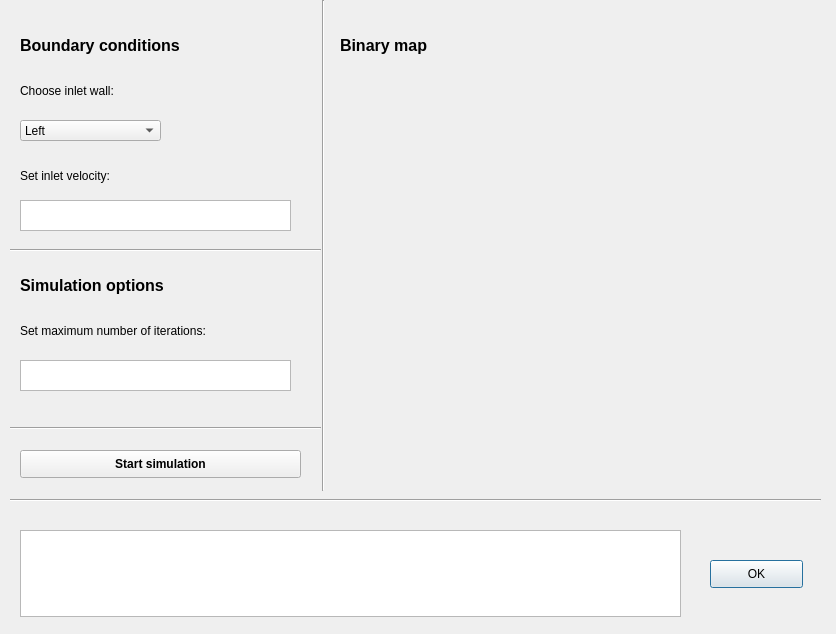
Qt form Simulation/solverwindow.ui (michal234/Flow_Simluation_Window_App) before a commit.
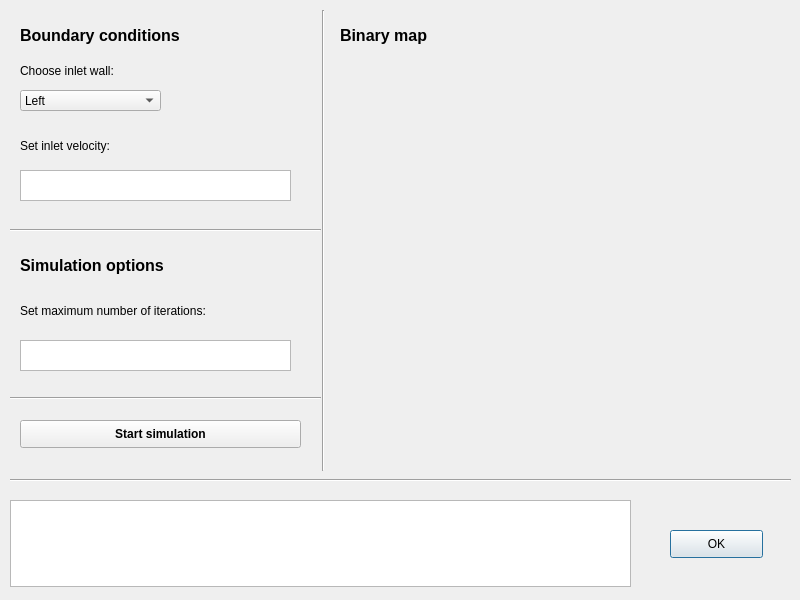
The same form after that commit.

```diff
--- a/Simulation/solverwindow.ui
+++ b/Simulation/solverwindow.ui
@@ -6,8 +6,8 @@
    <rect>
     <x>0</x>
     <y>0</y>
-    <width>836</width>
-    <height>634</height>
+    <width>800</width>
+    <height>600</height>
    </rect>
   </property>
   <property name="windowTitle">
@@ -16,8 +16,8 @@
   <widget class="QPushButton" name="pushButton">
    <property name="geometry">
     <rect>
-     <x>710</x>
-     <y>560</y>
+     <x>670</x>
+     <y>530</y>
      <width>93</width>
      <height>28</height>
     </rect>
@@ -30,9 +30,9 @@
    <property name="geometry">
     <rect>
      <x>360</x>
-     <y>110</y>
-     <width>441</width>
-     <height>291</height>
+     <y>90</y>
+     <width>411</width>
+     <height>341</height>
     </rect>
    </property>
    <property name="text">
@@ -42,9 +42,9 @@
   <widget class="QTextEdit" name="info_from_solver">
    <property name="geometry">
     <rect>
-     <x>20</x>
-     <y>530</y>
-     <width>661</width>
+     <x>10</x>
+     <y>500</y>
+     <width>621</width>
      <height>87</height>
     </rect>
    </property>
@@ -53,7 +53,7 @@
    <property name="geometry">
     <rect>
      <x>20</x>
-     <y>120</y>
+     <y>90</y>
      <width>141</width>
      <height>21</height>
     </rect>
@@ -88,7 +88,7 @@
    <property name="geometry">
     <rect>
      <x>20</x>
-     <y>30</y>
+     <y>20</y>
      <width>251</width>
      <height>31</height>
     </rect>
@@ -108,7 +108,7 @@
    <property name="geometry">
     <rect>
      <x>20</x>
-     <y>80</y>
+     <y>60</y>
      <width>241</width>
      <height>21</height>
     </rect>
@@ -129,9 +129,9 @@
    <property name="geometry">
     <rect>
      <x>313</x>
-     <y>0</y>
+     <y>10</y>
      <width>20</width>
-     <height>491</height>
+     <height>461</height>
     </rect>
    </property>
    <property name="frameShadow">
@@ -145,8 +145,8 @@
    <property name="geometry">
     <rect>
      <x>10</x>
-     <y>490</y>
-     <width>811</width>
+     <y>470</y>
+     <width>781</width>
      <height>20</height>
     </rect>
    </property>
@@ -158,7 +158,7 @@
    <property name="geometry">
     <rect>
      <x>20</x>
-     <y>160</y>
+     <y>130</y>
      <width>241</width>
      <height>31</height>
     </rect>
@@ -176,7 +176,7 @@
    <property name="geometry">
     <rect>
      <x>20</x>
-     <y>200</y>
+     <y>170</y>
      <width>271</width>
      <height>31</height>
     </rect>
@@ -186,7 +186,7 @@
    <property name="geometry">
     <rect>
      <x>20</x>
-     <y>270</y>
+     <y>250</y>
      <width>251</width>
      <height>31</height>
     </rect>
@@ -206,7 +206,7 @@
    <property name="geometry">
     <rect>
      <x>10</x>
-     <y>240</y>
+     <y>220</y>
      <width>311</width>
      <height>20</height>
     </rect>
@@ -219,7 +219,7 @@
    <property name="geometry">
     <rect>
      <x>20</x>
-     <y>310</y>
+     <y>290</y>
      <width>271</width>
      <height>41</height>
     </rect>
@@ -237,7 +237,7 @@
    <property name="geometry">
     <rect>
      <x>20</x>
-     <y>360</y>
+     <y>340</y>
      <width>271</width>
      <height>31</height>
     </rect>
@@ -247,7 +247,7 @@
    <property name="geometry">
     <rect>
      <x>340</x>
-     <y>30</y>
+     <y>20</y>
      <width>251</width>
      <height>31</height>
     </rect>
@@ -267,7 +267,7 @@
    <property name="geometry">
     <rect>
      <x>10</x>
-     <y>420</y>
+     <y>390</y>
      <width>311</width>
      <height>16</height>
     </rect>
@@ -280,7 +280,7 @@
    <property name="geometry">
     <rect>
      <x>20</x>
-     <y>450</y>
+     <y>420</y>
      <width>281</width>
      <height>28</height>
     </rect>
```
